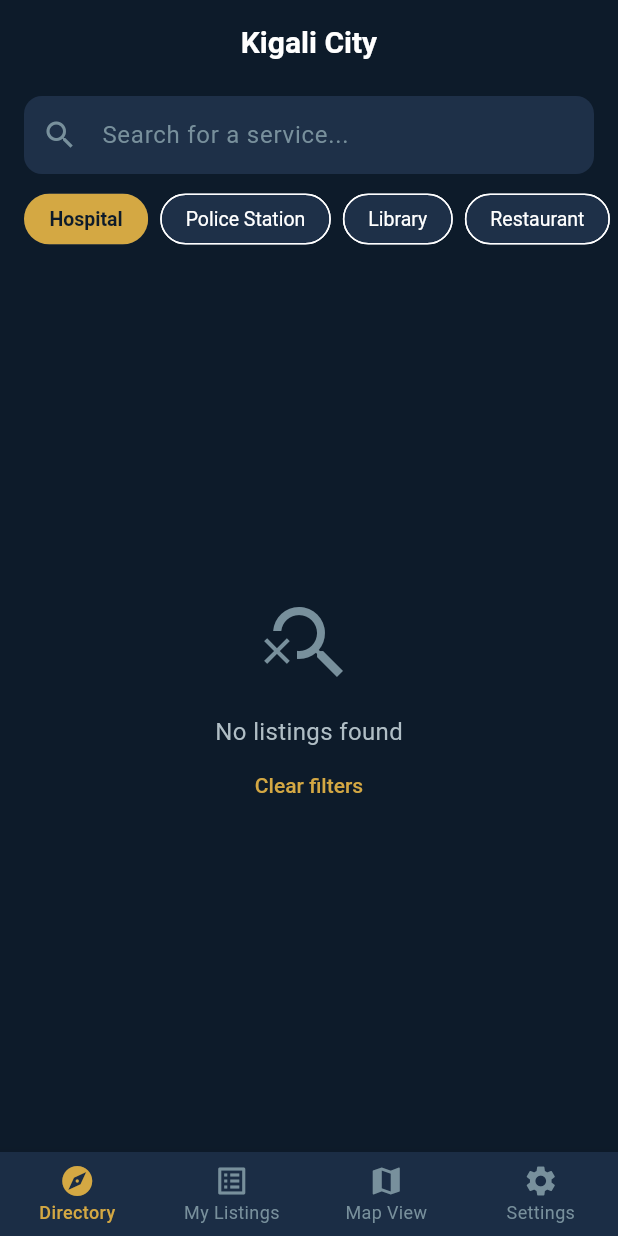
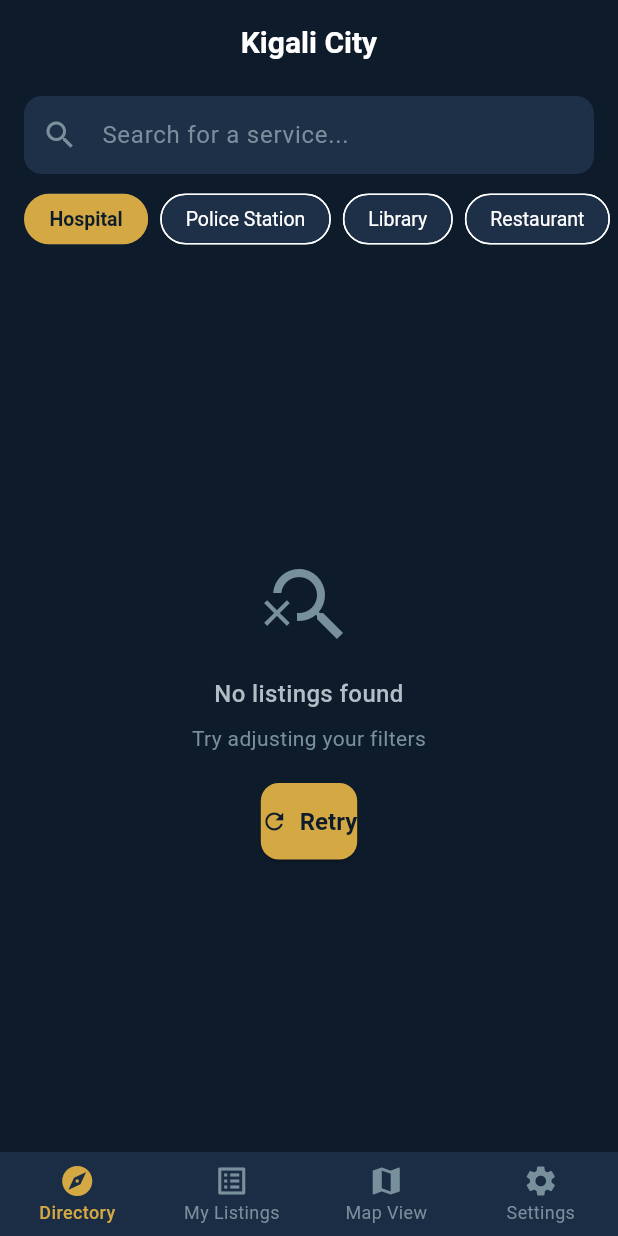
Before and after one commit to michael-alu/go_kigali, a Flutter app: the screen it shows once a user with an empty profile is signed in, after a tap on "Hospital", on a phone screen of 412 x 824 dp. Run offline on Flutter 3.47's test engine with Material 3 defaults, Android fonts, the light colour scheme and no system bars; our stand-ins replace cloud_firestore, firebase_auth, firebase_core, flutter_map, latlong2; accounts and stored records are empty.

Commit message:
feat: add loading shimmer, error states, and splash screen polish

```diff
--- a/lib/main.dart
+++ b/lib/main.dart
@@ -44,7 +44,7 @@ class GoKigaliApp extends StatelessWidget {
 /// and decides which screen to show:
 /// 1. Logged out -> LoginScreen
 /// 2. Logged in, not verified -> EmailVerificationScreen
-/// 3. Logged in, verified -> DirectoryScreen (or Home Shell)
+/// 3. Logged in, verified -> HomeScreen
 class AuthWrapper extends StatelessWidget {
   const AuthWrapper({super.key});
 
@@ -56,9 +56,7 @@ class AuthWrapper extends StatelessWidget {
       stream: authProvider.authStateChanges,
       builder: (context, snapshot) {
         if (snapshot.connectionState == ConnectionState.waiting) {
-          return const Scaffold(
-            body: Center(child: CircularProgressIndicator()),
-          );
+          return const _SplashScreen();
         }
 
         final user = snapshot.data;
@@ -67,18 +65,52 @@ class AuthWrapper extends StatelessWidget {
           return const LoginScreen();
         }
 
-        // If user is logged in but email isn't verified
         if (!user.emailVerified) {
           return const EmailVerificationScreen();
         }
 
-        // User is logged in AND verified.
-        // Also ensure user profile state is loaded from Firestore.
         authProvider.loadUserProfile();
-
-        // Temporarily go to placeholder DirectoryScreen
         return const HomeScreen();
       },
     );
   }
 }
+
+/// A branded splash screen shown while Firebase initializes
+class _SplashScreen extends StatelessWidget {
+  const _SplashScreen();
+
+  @override
+  Widget build(BuildContext context) {
+    return Scaffold(
+      body: Center(
+        child: Column(
+          mainAxisAlignment: MainAxisAlignment.center,
+          children: [
+            Icon(Icons.location_city, size: 80, color: AppTheme.accentGold),
+            const SizedBox(height: 24),
+            const Text(
+              'GoKigali',
+              style: TextStyle(
+                color: Colors.white,
+                fontSize: 28,
+                fontWeight: FontWeight.bold,
+              ),
+            ),
+            const SizedBox(height: 8),
+            const Text(
+              'Discover Kigali',
+              style: TextStyle(color: AppTheme.textSecondary, fontSize: 14),
+            ),
+            const SizedBox(height: 32),
+            const SizedBox(
+              width: 24,
+              height: 24,
+              child: CircularProgressIndicator(strokeWidth: 2),
+            ),
+          ],
+        ),
+      ),
+    );
+  }
+}
--- a/lib/screens/directory/directory_screen.dart
+++ b/lib/screens/directory/directory_screen.dart
@@ -5,6 +5,7 @@ import '../../utils/app_theme.dart';
 import '../../utils/constants.dart';
 import '../../widgets/listing_card.dart';
 import '../../widgets/category_chip.dart';
+import '../../widgets/loading_shimmer.dart';
 import 'listing_detail_screen.dart';
 
 class DirectoryScreen extends StatelessWidget {
@@ -15,7 +16,36 @@ class DirectoryScreen extends StatelessWidget {
     final listingProvider = Provider.of<ListingProvider>(context);
 
     return Scaffold(
-      appBar: AppBar(title: const Text('Kigali City')),
+      appBar: AppBar(
+        title: const Text('Kigali City'),
+        actions: [
+          // Show listing count badge
+          if (listingProvider.filteredListings.isNotEmpty)
+            Center(
+              child: Padding(
+                padding: const EdgeInsets.only(right: 16),
+                child: Container(
+                  padding: const EdgeInsets.symmetric(
+                    horizontal: 10,
+                    vertical: 4,
+                  ),
+                  decoration: BoxDecoration(
+                    color: AppTheme.accentGold.withValues(alpha: 0.15),
+                    borderRadius: BorderRadius.circular(12),
+                  ),
+                  child: Text(
+                    '${listingProvider.filteredListings.length}',
+                    style: const TextStyle(
+                      color: AppTheme.accentGold,
+                      fontSize: 13,
+                      fontWeight: FontWeight.w600,
+                    ),
+                  ),
+                ),
+              ),
+            ),
+        ],
+      ),
       body: Column(
         children: [
           // Search Bar
@@ -64,30 +94,31 @@ class DirectoryScreen extends StatelessWidget {
 
   Widget _buildListingsList(BuildContext context, ListingProvider provider) {
     if (provider.isLoading) {
-      return const Center(child: CircularProgressIndicator());
+      return const LoadingShimmer();
+    }
+
+    if (provider.error != null) {
+      return const ErrorStateWidget(
+        icon: Icons.error_outline,
+        message: 'Something went wrong',
+        subtitle: 'Could not load the directory. Please try again.',
+      );
     }
 
     final listings = provider.filteredListings;
 
     if (listings.isEmpty) {
-      return Center(
-        child: Column(
-          mainAxisAlignment: MainAxisAlignment.center,
-          children: [
-            Icon(Icons.search_off, size: 64, color: AppTheme.textHint),
-            const SizedBox(height: 16),
-            const Text(
-              'No listings found',
-              style: TextStyle(color: AppTheme.textSecondary, fontSize: 16),
-            ),
-            if (provider.searchQuery.isNotEmpty ||
-                provider.selectedCategory != null)
-              TextButton(
-                onPressed: () => provider.clearFilters(),
-                child: const Text('Clear filters'),
-              ),
-          ],
-        ),
+      return ErrorStateWidget(
+        icon: Icons.search_off,
+        message: 'No listings found',
+        subtitle:
+            provider.searchQuery.isNotEmpty || provider.selectedCategory != null
+            ? 'Try adjusting your filters'
+            : 'Be the first to add a listing!',
+        onRetry:
+            provider.searchQuery.isNotEmpty || provider.selectedCategory != null
+            ? () => provider.clearFilters()
+            : null,
       );
     }
 
@@ -96,7 +127,10 @@ class DirectoryScreen extends StatelessWidget {
       itemCount: listings.length,
       itemBuilder: (context, index) {
         final listing = listings[index];
-        return ListingCard(
+        return AnimatedSwitcher(
+          duration: const Duration(milliseconds: 300),
+          child: ListingCard(
+            key: ValueKey(listing.id),
             listing: listing,
             onTap: () {
               Navigator.push(
@@ -106,6 +140,7 @@ class DirectoryScreen extends StatelessWidget {
                 ),
               );
             },
+          ),
         );
       },
     );
--- /dev/null
+++ b/lib/widgets/loading_shimmer.dart
@@ -0,0 +1,158 @@
+import 'package:flutter/material.dart';
+import '../utils/app_theme.dart';
+
+/// Shimmer loading placeholder for listing cards
+class LoadingShimmer extends StatefulWidget {
+  final int itemCount;
+
+  const LoadingShimmer({super.key, this.itemCount = 5});
+
+  @override
+  State<LoadingShimmer> createState() => _LoadingShimmerState();
+}
+
+class _LoadingShimmerState extends State<LoadingShimmer>
+    with SingleTickerProviderStateMixin {
+  late AnimationController _controller;
+  late Animation<double> _animation;
+
+  @override
+  void initState() {
+    super.initState();
+    _controller = AnimationController(
+      duration: const Duration(milliseconds: 1500),
+      vsync: this,
+    )..repeat(reverse: true);
+    _animation = Tween<double>(
+      begin: 0.3,
+      end: 0.7,
+    ).animate(CurvedAnimation(parent: _controller, curve: Curves.easeInOut));
+  }
+
+  @override
+  void dispose() {
+    _controller.dispose();
+    super.dispose();
+  }
+
+  @override
+  Widget build(BuildContext context) {
+    return AnimatedBuilder(
+      animation: _animation,
+      builder: (context, child) {
+        return ListView.builder(
+          padding: const EdgeInsets.only(top: 8, bottom: 16),
+          itemCount: widget.itemCount,
+          itemBuilder: (context, index) {
+            return Opacity(
+              opacity: _animation.value,
+              child: Card(
+                margin: const EdgeInsets.symmetric(horizontal: 16, vertical: 6),
+                child: Padding(
+                  padding: const EdgeInsets.all(16),
+                  child: Row(
+                    children: [
+                      // Icon placeholder
+                      Container(
+                        width: 48,
+                        height: 48,
+                        decoration: BoxDecoration(
+                          color: AppTheme.surfaceInput,
+                          borderRadius: BorderRadius.circular(12),
+                        ),
+                      ),
+                      const SizedBox(width: 14),
+                      Expanded(
+                        child: Column(
+                          crossAxisAlignment: CrossAxisAlignment.start,
+                          children: [
+                            // Title placeholder
+                            Container(
+                              height: 14,
+                              width: double.infinity,
+                              decoration: BoxDecoration(
+                                color: AppTheme.surfaceInput,
+                                borderRadius: BorderRadius.circular(4),
+                              ),
+                            ),
+                            const SizedBox(height: 8),
+                            // Subtitle placeholder
+                            Container(
+                              height: 10,
+                              width: 100,
+                              decoration: BoxDecoration(
+                                color: AppTheme.surfaceInput,
+                                borderRadius: BorderRadius.circular(4),
+                              ),
+                            ),
+                          ],
+                        ),
+                      ),
+                    ],
+                  ),
+                ),
+              ),
+            );
+          },
+        );
+      },
+    );
+  }
+}
+
+/// Reusable error/empty state widget
+class ErrorStateWidget extends StatelessWidget {
+  final IconData icon;
+  final String message;
+  final String? subtitle;
+  final VoidCallback? onRetry;
+
+  const ErrorStateWidget({
+    super.key,
+    required this.icon,
+    required this.message,
+    this.subtitle,
+    this.onRetry,
+  });
+
+  @override
+  Widget build(BuildContext context) {
+    return Center(
+      child: Padding(
+        padding: const EdgeInsets.all(32),
+        child: Column(
+          mainAxisAlignment: MainAxisAlignment.center,
+          children: [
+            Icon(icon, size: 64, color: AppTheme.textHint),
+            const SizedBox(height: 16),
+            Text(
+              message,
+              textAlign: TextAlign.center,
+              style: const TextStyle(
+                color: AppTheme.textSecondary,
+                fontSize: 16,
+                fontWeight: FontWeight.w500,
+              ),
+            ),
+            if (subtitle != null) ...[
+              const SizedBox(height: 8),
+              Text(
+                subtitle!,
+                textAlign: TextAlign.center,
+                style: const TextStyle(color: AppTheme.textHint, fontSize: 14),
+              ),
+            ],
+            if (onRetry != null) ...[
+              const SizedBox(height: 20),
+              ElevatedButton.icon(
+                onPressed: onRetry,
+                icon: const Icon(Icons.refresh),
+                label: const Text('Retry'),
+              ),
+            ],
+          ],
+        ),
+      ),
+    );
+  }
+}
```
Lines whose indentation alone changed are shown as unchanged.
